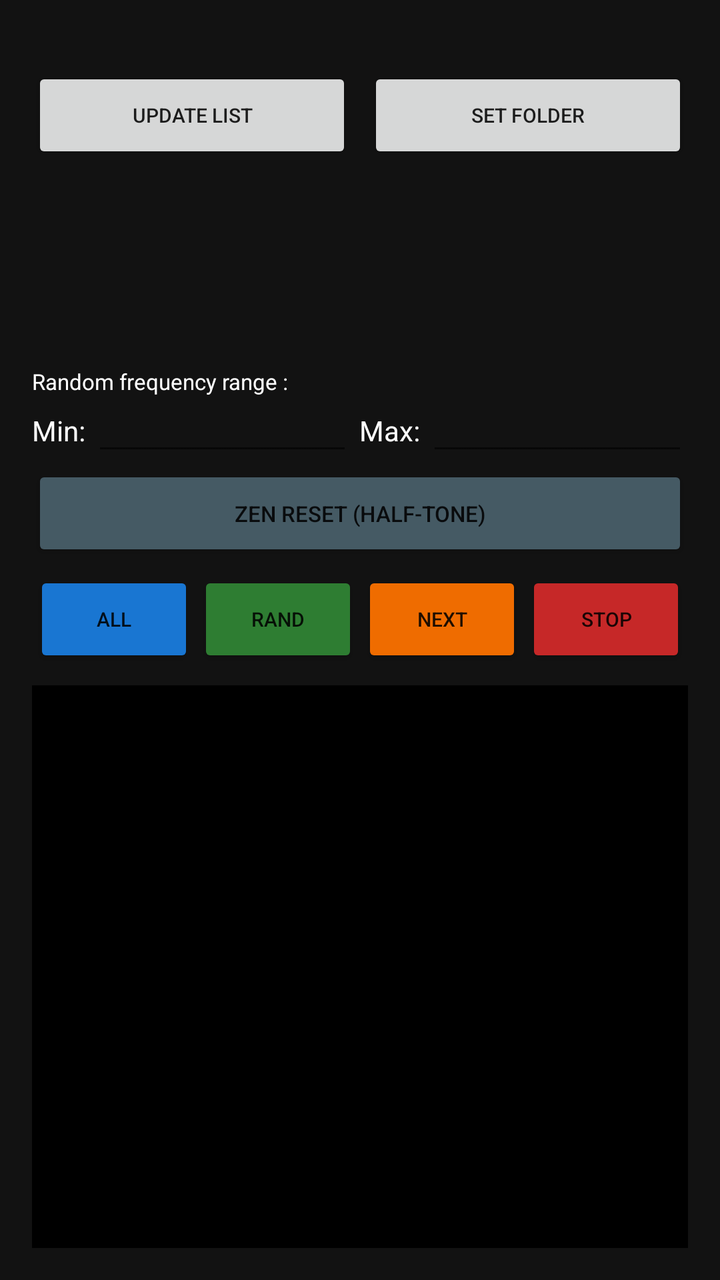
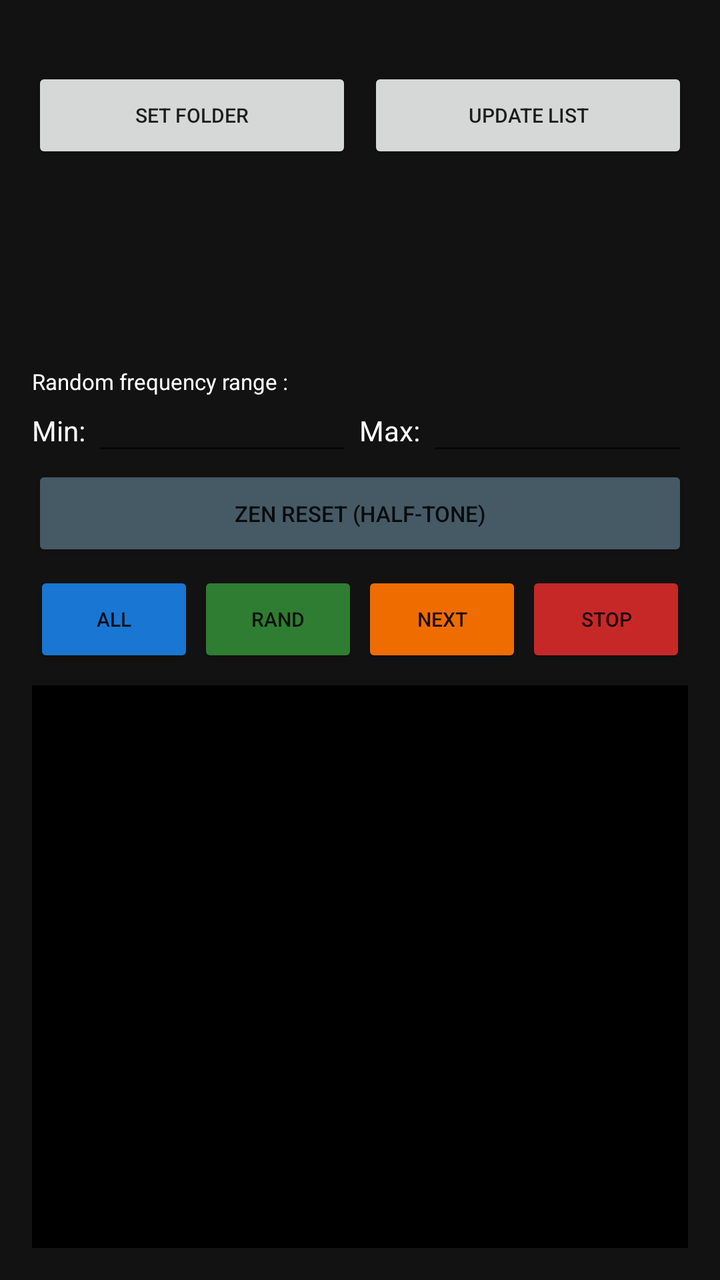

Compare the two renders of this Android layout. The source of the first and the diff that turns it into the second are given below.
<!-- AndroidManifest.xml: application theme Theme.AppCompat.DayNight.NoActionBar -->
<!-- res/layout/activity_freqmul.xml -->
<?xml version="1.0" encoding="utf-8"?>
<LinearLayout xmlns:android="http://schemas.android.com/apk/res/android"
    android:layout_width="match_parent"
    android:layout_height="match_parent"
    android:orientation="vertical"
    android:padding="16dp"
    android:background="#121212">

    <TextView
        android:id="@+id/text_root_path"
        android:layout_width="match_parent"
        android:layout_height="wrap_content"
        android:textColor="#888888"
        android:textSize="10sp"
        android:paddingBottom="4dp" />

    <LinearLayout
        android:layout_width="match_parent"
        android:layout_height="wrap_content"
        android:orientation="horizontal">
        <Button
            android:id="@+id/button_list_mp3"
            android:layout_width="0dp"
            android:layout_height="wrap_content"
            android:layout_weight="1"
            android:layout_marginEnd="4dp"
            android:text="UPDATE LIST"
            android:textSize="10sp" />
        <Button
            android:id="@+id/button_root_rep"
            android:layout_width="0dp"
            android:layout_height="wrap_content"
            android:layout_weight="1"
            android:layout_marginStart="4dp"
            android:text="SET FOLDER"
            android:textSize="10sp" />
    </LinearLayout>

    <ListView
        android:id="@+id/list_mp3"
        android:layout_width="match_parent"
        android:layout_height="0dp"
        android:layout_weight="1"
        android:layout_marginTop="4dp"
        android:layout_marginBottom="4dp"
        android:divider="#333333"
        android:dividerHeight="1dp" />

    <TextView
        android:layout_width="match_parent"
        android:layout_height="wrap_content"
        android:text="Random frequency range :"
        android:textColor="#FFFFFF"
        android:textSize="11sp" />

    <LinearLayout
        android:layout_width="match_parent"
        android:layout_height="wrap_content"
        android:orientation="horizontal"
        android:gravity="center_vertical">
        <TextView
            android:layout_width="wrap_content"
            android:layout_height="wrap_content"
            android:text="Min: "
            android:textColor="#FFFFFF" />
        <EditText
            android:id="@+id/edit_mul_min"
            android:layout_width="0dp"
            android:layout_height="wrap_content"
            android:layout_weight="1"
            android:inputType="numberDecimal"
            android:textColor="#4CAF50"
            android:textSize="13sp" />
        <TextView
            android:layout_width="wrap_content"
            android:layout_height="wrap_content"
            android:text=" Max: "
            android:textColor="#FFFFFF" />
        <EditText
            android:id="@+id/edit_mul_max"
            android:layout_width="0dp"
            android:layout_height="wrap_content"
            android:layout_weight="1"
            android:inputType="numberDecimal"
            android:textColor="#4CAF50"
            android:textSize="13sp" />
    </LinearLayout>

    <Button
        android:id="@+id/button_reset_freq"
        android:layout_width="match_parent"
        android:layout_height="wrap_content"
        android:text="ZEN RESET (HALF-TONE)"
        android:backgroundTint="#455A64"
        android:textSize="11sp" />

    <LinearLayout
        android:layout_width="match_parent"
        android:layout_height="wrap_content"
        android:orientation="horizontal"
        android:layout_marginTop="4dp">
        <Button
            android:id="@+id/button_play_all"
            android:layout_width="0dp"
            android:layout_height="wrap_content"
            android:layout_weight="1"
            android:text="ALL"
            android:layout_margin="1dp"
            android:backgroundTint="#1976D2"
            android:textSize="10sp" />
        <Button
            android:id="@+id/button_play_random"
            android:layout_width="0dp"
            android:layout_height="wrap_content"
            android:layout_weight="1"
            android:text="RAND"
            android:layout_margin="1dp"
            android:backgroundTint="#2E7D32"
            android:textSize="10sp" />
        <Button
            android:id="@+id/button_next"
            android:layout_width="0dp"
            android:layout_height="wrap_content"
            android:layout_weight="1"
            android:text="NEXT"
            android:layout_margin="1dp"
            android:backgroundTint="#EF6C00"
            android:textSize="10sp" />
        <Button
            android:id="@+id/button_stop"
            android:layout_width="0dp"
            android:layout_height="wrap_content"
            android:layout_weight="1"
            android:text="STOP"
            android:layout_margin="1dp"
            android:backgroundTint="#C62828"
            android:textSize="10sp" />
    </LinearLayout>

    <ScrollView
        android:id="@+id/scroll_transcript"
        android:layout_width="match_parent"
        android:layout_height="0dp"
        android:layout_weight="3"
        android:layout_marginTop="8dp"
        android:background="#000000">
        <TextView
            android:id="@+id/text_transcript"
            android:layout_width="match_parent"
            android:layout_height="wrap_content"
            android:textColor="#00FF00"
            android:textSize="10sp"
            android:fontFamily="monospace"
            android:padding="4dp" />
    </ScrollView>
</LinearLayout>
<!-- resources referenced by this layout -->
<resources>

</resources>

<!-- the commit's change to res/layout/activity_freqmul.xml (unified diff, before → after) -->
@@ -19,20 +19,20 @@
         android:layout_height="wrap_content"
         android:orientation="horizontal">
         <Button
+            android:id="@+id/button_root_rep"
+            android:layout_width="0dp"
+            android:layout_height="wrap_content"
+            android:layout_weight="1"
+            android:layout_marginEnd="4dp"
+            android:text="SET FOLDER"
+            android:textSize="10sp" />
+        <Button
             android:id="@+id/button_list_mp3"
             android:layout_width="0dp"
             android:layout_height="wrap_content"
             android:layout_weight="1"
-            android:layout_marginEnd="4dp"
+            android:layout_marginStart="4dp"
             android:text="UPDATE LIST"
-            android:textSize="10sp" />
-        <Button
-            android:id="@+id/button_root_rep"
-            android:layout_width="0dp"
-            android:layout_height="wrap_content"
-            android:layout_weight="1"
-            android:layout_marginStart="4dp"
-            android:text="SET FOLDER"
             android:textSize="10sp" />
     </LinearLayout>
 
